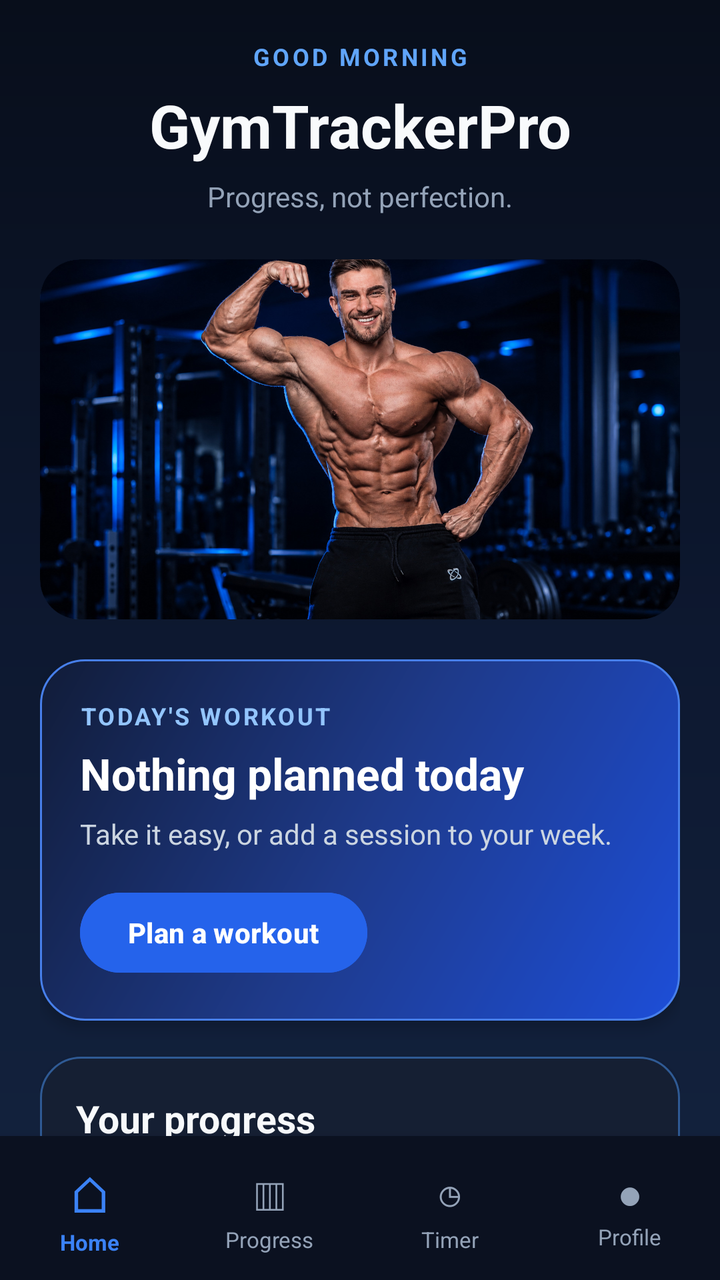
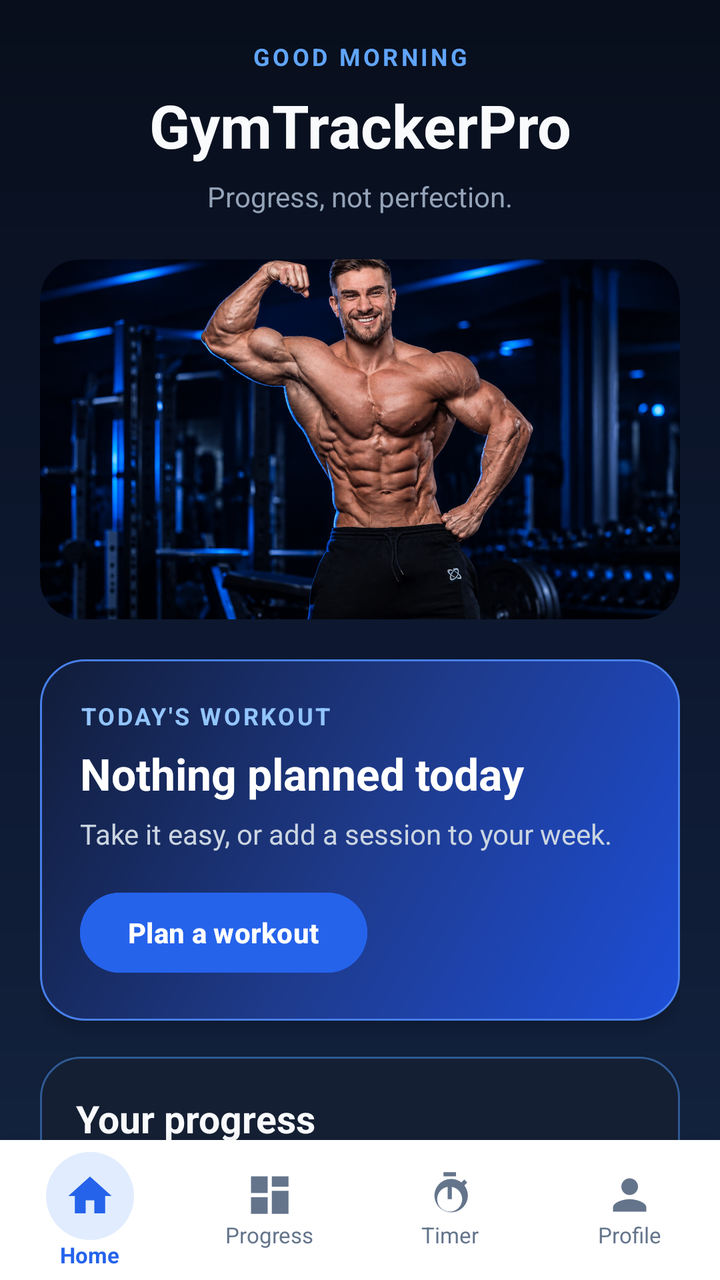

An Android layout rendered at two revisions. The XML below is the earlier revision; the diff shows what the commit changed to produce the second picture.
<!-- AndroidManifest.xml: application theme Theme.GymTrackerPro -->
<!-- res/layout/activity_main.xml -->
<?xml version="1.0" encoding="utf-8"?>
<LinearLayout xmlns:android="http://schemas.android.com/apk/res/android"
    xmlns:app="http://schemas.android.com/apk/res-auto"
    android:layout_width="match_parent"
    android:layout_height="match_parent"
    android:orientation="vertical"
    android:background="@drawable/bg_midnight_gradient">

    
    <ScrollView
        android:id="@+id/scrollHome"
        android:layout_width="match_parent"
        android:layout_height="0dp"
        android:layout_weight="1"
        android:background="@android:color/transparent"
        android:fillViewport="true"
        android:scrollbars="none">

        <LinearLayout
            android:layout_width="match_parent"
            android:layout_height="wrap_content"
            android:orientation="vertical"
            android:padding="20dp">

            
            <LinearLayout
                android:id="@+id/headerRow"
                android:layout_width="match_parent"
                android:layout_height="wrap_content"
                android:layout_marginBottom="22dp"
                android:gravity="center"
                android:orientation="vertical">

                <TextView
                    android:id="@+id/textGreeting"
                    android:layout_width="match_parent"
                    android:layout_height="wrap_content"
                    android:gravity="center"
                    android:letterSpacing="0.12"
                    android:text="GOOD MORNING"
                    android:textColor="#60A5FA"
                    android:textSize="12sp"
                    android:textStyle="bold" />

                <TextView
                    android:layout_width="match_parent"
                    android:layout_height="wrap_content"
                    android:layout_marginTop="6dp"
                    android:gravity="center"
                    android:text="GymTrackerPro"
                    android:textColor="#F8FAFC"
                    android:textSize="30sp"
                    android:textStyle="bold" />

                <TextView
                    android:id="@+id/textMotivation"
                    android:layout_width="match_parent"
                    android:layout_height="wrap_content"
                    android:layout_marginTop="6dp"
                    android:gravity="center"
                    android:text="Progress, not perfection."
                    android:textColor="#94A3B8"
                    android:textSize="14sp" />
            </LinearLayout>

            
            <ImageView
                android:id="@+id/ivFitnessHero"
                android:layout_width="match_parent"
                android:layout_height="180dp"
                android:layout_marginBottom="20dp"
                android:background="@drawable/bg_card"
                android:clipToOutline="true"
                android:contentDescription="Gym fitness banner"
                android:scaleType="centerCrop"
                android:src="@drawable/hero_fitness" />

            
            <LinearLayout
                android:id="@+id/cardToday"
                android:layout_width="match_parent"
                android:layout_height="wrap_content"
                android:background="@drawable/bg_today_card"
                android:clickable="true"
                android:elevation="4dp"
                android:focusable="true"
                android:orientation="vertical"
                android:padding="20dp">

                <TextView
                    android:id="@+id/textTodayLabel"
                    android:layout_width="match_parent"
                    android:layout_height="wrap_content"
                    android:letterSpacing="0.1"
                    android:text="TODAY'S WORKOUT"
                    android:textColor="#93C5FD"
                    android:textSize="12sp"
                    android:textStyle="bold" />

                <TextView
                    android:id="@+id/textTodayTitle"
                    android:layout_width="match_parent"
                    android:layout_height="wrap_content"
                    android:layout_marginTop="6dp"
                    android:text="Nothing planned today"
                    android:textColor="#FFFFFF"
                    android:textSize="22sp"
                    android:textStyle="bold" />

                <TextView
                    android:id="@+id/textTodaySub"
                    android:layout_width="match_parent"
                    android:layout_height="wrap_content"
                    android:layout_marginTop="6dp"
                    android:text="Take it easy, or add a session to your week."
                    android:textColor="#CBD5E1"
                    android:textSize="14sp" />

                <Button
                    android:id="@+id/buttonTodayAction"
                    android:layout_width="wrap_content"
                    android:layout_height="48dp"
                    android:layout_marginTop="16dp"
                    android:backgroundTint="#2563EB"
                    android:text="Plan a workout"
                    android:textAllCaps="false"
                    android:textColor="#FFFFFF"
                    android:textStyle="bold" />
            </LinearLayout>

            
            <LinearLayout
                android:id="@+id/cardStats"
                android:layout_width="match_parent"
                android:layout_height="wrap_content"
                android:layout_marginTop="18dp"
                android:background="@drawable/bg_card"
                android:elevation="3dp"
                android:orientation="vertical"
                android:padding="18dp">

                <TextView
                    android:layout_width="match_parent"
                    android:layout_height="wrap_content"
                    android:text="Your progress"
                    android:textColor="#F8FAFC"
                    android:textSize="19sp"
                    android:textStyle="bold" />

                <LinearLayout
                    android:layout_width="match_parent"
                    android:layout_height="wrap_content"
                    android:layout_marginTop="16dp"
                    android:orientation="horizontal">

                    <LinearLayout
                        android:layout_width="0dp"
                        android:layout_height="wrap_content"
                        android:layout_weight="1"
                        android:gravity="center"
                        android:orientation="vertical">

                        <TextView
                            android:id="@+id/textTotalWorkouts"
                            android:layout_width="wrap_content"
                            android:layout_height="wrap_content"
                            android:text="0"
                            android:textColor="#F8FAFC"
                            android:textSize="23sp"
                            android:textStyle="bold" />

                        <TextView
                            android:layout_width="wrap_content"
                            android:layout_height="wrap_content"
                            android:text="Total"
                            android:textColor="#94A3B8"
                            android:textSize="12sp" />
                    </LinearLayout>

                    <LinearLayout
                        android:layout_width="0dp"
                        android:layout_height="wrap_content"
                        android:layout_weight="1"
                        android:gravity="center"
                        android:orientation="vertical">

                        <TextView
                            android:id="@+id/textCompletedWorkouts"
                            android:layout_width="wrap_content"
                            android:layout_height="wrap_content"
                            android:text="0"
                            android:textColor="#34D399"
                            android:textSize="23sp"
                            android:textStyle="bold" />

                        <TextView
                            android:layout_width="wrap_content"
                            android:layout_height="wrap_content"
                            android:text="Done"
                            android:textColor="#94A3B8"
                            android:textSize="12sp" />
                    </LinearLayout>

                    <LinearLayout
                        android:layout_width="0dp"
                        android:layout_height="wrap_content"
                        android:layout_weight="1"
                        android:gravity="center"
                        android:orientation="vertical">

                        <TextView
                            android:id="@+id/textPlannedWorkouts"
                            android:layout_width="wrap_content"
                            android:layout_height="wrap_content"
                            android:text="0"
                            android:textColor="#60A5FA"
                            android:textSize="23sp"
                            android:textStyle="bold" />

                        <TextView
                            android:layout_width="wrap_content"
                            android:layout_height="wrap_content"
                            android:text="Planned"
                            android:textColor="#94A3B8"
                            android:textSize="12sp" />
                    </LinearLayout>

                    <LinearLayout
                        android:layout_width="0dp"
                        android:layout_height="wrap_content"
                        android:layout_weight="1"
                        android:gravity="center"
                        android:orientation="vertical">

                        <TextView
                            android:id="@+id/textCompletionRate"
                            android:layout_width="wrap_content"
                            android:layout_height="wrap_content"
                            android:text="0%"
                            android:textColor="#FBBF24"
                            android:textSize="23sp"
                            android:textStyle="bold" />

                        <TextView
                            android:layout_width="wrap_content"
                            android:layout_height="wrap_content"
                            android:text="Rate"
                            android:textColor="#94A3B8"
                            android:textSize="12sp" />
                    </LinearLayout>
                </LinearLayout>

                <com.google.android.material.progressindicator.LinearProgressIndicator
                    android:id="@+id/progressCompletion"
                    android:layout_width="match_parent"
                    android:layout_height="wrap_content"
                    android:layout_marginTop="16dp"
                    android:max="100"
                    android:progress="0"
                    app:indicatorColor="#3B82F6"
                    app:trackColor="#0F172A"
                    app:trackCornerRadius="4dp"
                    app:trackThickness="8dp" />

                <TextView
                    android:id="@+id/textProgressCaption"
                    android:layout_width="match_parent"
                    android:layout_height="wrap_content"
                    android:layout_marginTop="10dp"
                    android:text="Add your first workout to start tracking progress."
                    android:textColor="#94A3B8"
                    android:textSize="13sp" />
            </LinearLayout>

            
            <LinearLayout
                android:id="@+id/sectionPrograms"
                android:layout_width="match_parent"
                android:layout_height="wrap_content"
                android:layout_marginTop="24dp"
                android:orientation="vertical">

                <LinearLayout
                    android:layout_width="match_parent"
                    android:layout_height="wrap_content"
                    android:gravity="center_vertical"
                    android:orientation="horizontal">

                    <TextView
                        android:layout_width="0dp"
                        android:layout_height="wrap_content"
                        android:layout_weight="1"
                        android:text="Free Programs"
                        android:textColor="#F8FAFC"
                        android:textSize="20sp"
                        android:textStyle="bold" />

                    <TextView
                        android:id="@+id/textSeeAllPrograms"
                        android:layout_width="wrap_content"
                        android:layout_height="wrap_content"
                        android:padding="6dp"
                        android:text="See all"
                        android:textColor="#60A5FA"
                        android:textSize="14sp"
                        android:textStyle="bold" />
                </LinearLayout>

                <HorizontalScrollView
                    android:layout_width="match_parent"
                    android:layout_height="wrap_content"
                    android:layout_marginTop="10dp"
                    android:clipToPadding="false"
                    android:scrollbars="none">

                    <LinearLayout
                        android:id="@+id/containerPrograms"
                        android:layout_width="wrap_content"
                        android:layout_height="wrap_content"
                        android:orientation="horizontal" />
                </HorizontalScrollView>
            </LinearLayout>

            
            <TextView
                android:layout_width="match_parent"
                android:layout_height="wrap_content"
                android:layout_marginTop="24dp"
                android:layout_marginBottom="10dp"
                android:text="Explore"
                android:textColor="#F8FAFC"
                android:textSize="20sp"
                android:textStyle="bold" />

            <LinearLayout
                android:id="@+id/containerTiles"
                android:layout_width="match_parent"
                android:layout_height="wrap_content"
                android:orientation="vertical" />

            
            <LinearLayout
                android:id="@+id/cardStreak"
                android:layout_width="match_parent"
                android:layout_height="wrap_content"
                android:layout_marginTop="24dp"
                android:layout_marginBottom="8dp"
                android:background="@drawable/bg_training_streak"
                android:elevation="3dp"
                android:gravity="center_vertical"
                android:orientation="horizontal"
                android:padding="18dp">

                <TextView
                    android:layout_width="54dp"
                    android:layout_height="54dp"
                    android:background="#352C1B"
                    android:contentDescription="Training streak"
                    android:gravity="center"
                    android:text="🔥"
                    android:textSize="27sp" />

                <LinearLayout
                    android:layout_width="0dp"
                    android:layout_height="wrap_content"
                    android:layout_marginStart="14dp"
                    android:layout_weight="1"
                    android:orientation="vertical">

                    <TextView
                        android:layout_width="match_parent"
                        android:layout_height="wrap_content"
                        android:text="Training streak"
                        android:textColor="#F8FAFC"
                        android:textSize="17sp"
                        android:textStyle="bold" />

                    <TextView
                        android:layout_width="match_parent"
                        android:layout_height="wrap_content"
                        android:layout_marginTop="4dp"
                        android:text="Keep showing up and build consistency."
                        android:textColor="#94A3B8"
                        android:textSize="12sp" />
                </LinearLayout>

                <LinearLayout
                    android:layout_width="wrap_content"
                    android:layout_height="wrap_content"
                    android:gravity="center"
                    android:orientation="vertical">

                    <TextView
                        android:id="@+id/textStreak"
                        android:layout_width="wrap_content"
                        android:layout_height="wrap_content"
                        android:text="0"
                        android:textColor="#FBBF24"
                        android:textSize="28sp"
                        android:textStyle="bold" />

                    <TextView
                        android:layout_width="wrap_content"
                        android:layout_height="wrap_content"
                        android:letterSpacing="0.08"
                        android:text="DAYS"
                        android:textColor="#94A3B8"
                        android:textSize="10sp"
                        android:textStyle="bold" />
                </LinearLayout>
            </LinearLayout>

            
            <Button
                android:id="@+id/buttonOpenLogin"
                android:layout_width="match_parent"
                android:layout_height="54dp"
                android:layout_marginTop="16dp"
                android:backgroundTint="#2563EB"
                android:text="Login"
                android:textAllCaps="false"
                android:textColor="#FFFFFF"
                android:textSize="15sp"
                android:textStyle="bold" />

            
            <Button
                android:id="@+id/buttonOpenRegister"
                android:layout_width="match_parent"
                android:layout_height="54dp"
                android:layout_marginTop="16dp"
                android:layout_marginBottom="12dp"
                android:backgroundTint="#2563EB"
                android:text="Create Account"
                android:textAllCaps="false"
                android:textColor="#FFFFFF"
                android:textSize="15sp"
                android:textStyle="bold" />

        </LinearLayout>
    </ScrollView>

    
    <LinearLayout
        android:id="@+id/bottomNavigation"
        android:layout_width="match_parent"
        android:layout_height="72dp"
        android:background="#0B1120"
        android:elevation="12dp"
        android:gravity="center"
        android:orientation="horizontal"
        android:paddingTop="6dp"
        android:paddingBottom="6dp">

        
        <LinearLayout
            android:id="@+id/navHome"
            android:layout_width="0dp"
            android:layout_height="match_parent"
            android:layout_weight="1"
            android:gravity="center"
            android:orientation="vertical">

            <TextView
                android:layout_width="wrap_content"
                android:layout_height="wrap_content"
                android:text="⌂"
                android:textColor="#3B82F6"
                android:textSize="25sp" />

            <TextView
                android:layout_width="wrap_content"
                android:layout_height="wrap_content"
                android:text="Home"
                android:textColor="#3B82F6"
                android:textSize="11sp"
                android:textStyle="bold" />
        </LinearLayout>

        
        <LinearLayout
            android:id="@+id/navProgress"
            android:layout_width="0dp"
            android:layout_height="match_parent"
            android:layout_weight="1"
            android:gravity="center"
            android:orientation="vertical">

            <TextView
                android:layout_width="wrap_content"
                android:layout_height="wrap_content"
                android:text="▥"
                android:textColor="#94A3B8"
                android:textSize="23sp" />

            <TextView
                android:layout_width="wrap_content"
                android:layout_height="wrap_content"
                android:text="Progress"
                android:textColor="#94A3B8"
                android:textSize="11sp" />
        </LinearLayout>

        
        <LinearLayout
            android:id="@+id/navTimer"
            android:layout_width="0dp"
            android:layout_height="match_parent"
            android:layout_weight="1"
            android:gravity="center"
            android:orientation="vertical">

            <TextView
                android:layout_width="wrap_content"
                android:layout_height="wrap_content"
                android:text="◷"
                android:textColor="#94A3B8"
                android:textSize="23sp" />

            <TextView
                android:layout_width="wrap_content"
                android:layout_height="wrap_content"
                android:text="Timer"
                android:textColor="#94A3B8"
                android:textSize="11sp" />
        </LinearLayout>

        
        <LinearLayout
            android:id="@+id/navProfile"
            android:layout_width="0dp"
            android:layout_height="match_parent"
            android:layout_weight="1"
            android:gravity="center"
            android:orientation="vertical">

            <TextView
                android:layout_width="wrap_content"
                android:layout_height="wrap_content"
                android:text="●"
                android:textColor="#94A3B8"
                android:textSize="21sp" />

            <TextView
                android:layout_width="wrap_content"
                android:layout_height="wrap_content"
                android:text="Profile"
                android:textColor="#94A3B8"
                android:textSize="11sp" />
        </LinearLayout>

    </LinearLayout>

</LinearLayout>
<!-- resources referenced by this layout -->
<resources>
  <!-- drawable bg_card (drawable) -->
  <?xml version="1.0" encoding="utf-8"?>
  <shape xmlns:android="http://schemas.android.com/apk/res/android" android:shape="rectangle">
      <solid android:color="@color/gt_surface" />
      <corners android:radius="20dp" />
      <stroke android:width="1dp" android:color="@color/gt_stroke" />
  </shape>
  <!-- drawable bg_midnight_gradient (drawable) -->
  <?xml version="1.0" encoding="utf-8"?>
  <shape xmlns:android="http://schemas.android.com/apk/res/android"
      android:shape="rectangle">
  
      <gradient
          android:angle="270"
          android:startColor="#080E1B"
          android:centerColor="#0D1830"
          android:endColor="#142440"
          android:type="linear" />
  
  </shape>
  <!-- drawable bg_training_streak (drawable) -->
  <?xml version="1.0" encoding="utf-8"?>
  <shape xmlns:android="http://schemas.android.com/apk/res/android"
      android:shape="rectangle">
  
      <gradient
          android:startColor="#192563EB"
          android:centerColor="#151F33"
          android:endColor="#102563EB"
          android:angle="135" />
  
      <stroke
          android:width="1.5dp"
          android:color="#603B82F6" />
  
      <corners android:radius="20dp" />
  
  </shape>
  <style name="Theme.GymTrackerPro" parent="Base.Theme.GymTrackerPro" />
  <color name="gt_surface">#151F33</color>
  <color name="gt_stroke">#2F5A94</color>
  <style name="Base.Theme.GymTrackerPro" parent="Theme.Material3.Dark.NoActionBar">
          <item name="colorPrimary">@color/gt_blue</item>
          <item name="colorSurface">@color/gt_surface</item>
          <item name="android:windowBackground">@color/gt_background</item>
  
          
          <item name="android:statusBarColor">@color/gt_background</item>
          <item name="android:navigationBarColor">@color/gt_background</item>
          <item name="android:windowLightStatusBar">false</item>
      </style>
  <color name="gt_blue">#60A5FA</color>
  <color name="gt_background">#0B1120</color>
  <!-- unchanged entries left out for length: 2 -->
</resources>

<!-- the commit's change to res/layout/activity_main.xml (unified diff, before → after) -->
@@ -440,12 +440,13 @@
         </LinearLayout>
     </ScrollView>
 
+
     
     <LinearLayout
         android:id="@+id/bottomNavigation"
         android:layout_width="match_parent"
-        android:layout_height="72dp"
-        android:background="#0B1120"
+        android:layout_height="70dp"
+        android:background="#FFFFFF"
         android:elevation="12dp"
         android:gravity="center"
         android:orientation="horizontal"
@@ -461,18 +462,20 @@
             android:gravity="center"
             android:orientation="vertical">
 
+            <ImageView
+                android:layout_width="44dp"
+                android:layout_height="44dp"
+                android:background="@drawable/bg_nav_icon_glow"
+                android:padding="9dp"
+                android:src="@drawable/ic_nav_home"
+                app:tint="#2563EB"
+                android:contentDescription="Home" />
+
             <TextView
                 android:layout_width="wrap_content"
                 android:layout_height="wrap_content"
-                android:text="⌂"
-                android:textColor="#3B82F6"
-                android:textSize="25sp" />
-
-            <TextView
-                android:layout_width="wrap_content"
-                android:layout_height="wrap_content"
                 android:text="Home"
-                android:textColor="#3B82F6"
+                android:textColor="#2563EB"
                 android:textSize="11sp"
                 android:textStyle="bold" />
         </LinearLayout>
@@ -486,18 +489,18 @@
             android:gravity="center"
             android:orientation="vertical">
 
+            <ImageView
+                android:layout_width="25dp"
+                android:layout_height="25dp"
+                android:src="@drawable/ic_nav_progress"
+                android:tint="#64748B"
+                android:contentDescription="Progress" />
+
             <TextView
                 android:layout_width="wrap_content"
                 android:layout_height="wrap_content"
-                android:text="▥"
-                android:textColor="#94A3B8"
-                android:textSize="23sp" />
-
-            <TextView
-                android:layout_width="wrap_content"
-                android:layout_height="wrap_content"
                 android:text="Progress"
-                android:textColor="#94A3B8"
+                android:textColor="#64748B"
                 android:textSize="11sp" />
         </LinearLayout>
 
@@ -510,18 +513,18 @@
             android:gravity="center"
             android:orientation="vertical">
 
+            <ImageView
+                android:layout_width="25dp"
+                android:layout_height="25dp"
+                android:src="@drawable/ic_nav_timer"
+                android:tint="#64748B"
+                android:contentDescription="Timer" />
+
             <TextView
                 android:layout_width="wrap_content"
                 android:layout_height="wrap_content"
-                android:text="◷"
-                android:textColor="#94A3B8"
-                android:textSize="23sp" />
-
-            <TextView
-                android:layout_width="wrap_content"
-                android:layout_height="wrap_content"
                 android:text="Timer"
-                android:textColor="#94A3B8"
+                android:textColor="#64748B"
                 android:textSize="11sp" />
         </LinearLayout>
 
@@ -534,21 +537,22 @@
             android:gravity="center"
             android:orientation="vertical">
 
+            <ImageView
+                android:layout_width="25dp"
+                android:layout_height="25dp"
+                android:src="@drawable/ic_nav_profile"
+                android:tint="#64748B"
+                android:contentDescription="Profile" />
+
             <TextView
                 android:layout_width="wrap_content"
                 android:layout_height="wrap_content"
-                android:text="●"
-                android:textColor="#94A3B8"
-                android:textSize="21sp" />
-
-            <TextView
-                android:layout_width="wrap_content"
-                android:layout_height="wrap_content"
                 android:text="Profile"
-                android:textColor="#94A3B8"
+                android:textColor="#64748B"
                 android:textSize="11sp" />
         </LinearLayout>
 
     </LinearLayout>
 
+
 </LinearLayout>
<!-- resource entries referenced after the edit -->
@@ -20,6 +20,17 @@
           android:type="linear" />
   
   </shape>
+  <!-- drawable bg_nav_icon_glow (drawable) -->
+  <shape xmlns:android="http://schemas.android.com/apk/res/android"
+      android:shape="oval">
+  
+      <solid android:color="#263B82F6" />
+  
+      <size
+          android:width="44dp"
+          android:height="44dp" />
+  
+  </shape>
   <!-- drawable bg_training_streak (drawable) -->
   <?xml version="1.0" encoding="utf-8"?>
   <shape xmlns:android="http://schemas.android.com/apk/res/android"
@@ -38,6 +49,50 @@
       <corners android:radius="20dp" />
   
   </shape>
+  <!-- drawable ic_nav_home (drawable) -->
+  <vector xmlns:android="http://schemas.android.com/apk/res/android"
+      android:width="24dp"
+      android:height="24dp"
+      android:viewportWidth="24"
+      android:viewportHeight="24">
+  
+      <path
+          android:fillColor="#64748B"
+          android:pathData="M10,20v-6h4v6h5v-8h3L12,3 2,12h3v8z"/>
+  </vector>
+  <!-- drawable ic_nav_profile (drawable) -->
+  <vector xmlns:android="http://schemas.android.com/apk/res/android"
+      android:width="24dp"
+      android:height="24dp"
+      android:viewportWidth="24"
+      android:viewportHeight="24">
+  
+      <path
+          android:fillColor="#64748B"
+          android:pathData="M12,12c2.21,0 4,-1.79 4,-4s-1.79,-4 -4,-4 -4,1.79 -4,4 1.79,4 4,4zM12,14c-2.67,0 -8,1.34 -8,4v2h16v-2c0,-2.66 -5.33,-4 -8,-4z"/>
+  </vector>
+  <!-- drawable ic_nav_progress (drawable) -->
+  <vector xmlns:android="http://schemas.android.com/apk/res/android"
+      android:width="24dp"
+      android:height="24dp"
+      android:viewportWidth="24"
+      android:viewportHeight="24">
+  
+      <path
+          android:fillColor="#64748B"
+          android:pathData="M3,3h8v8H3zM13,3h8v5h-8zM13,10h8v11h-8zM3,13h8v8H3z"/>
+  </vector>
+  <!-- drawable ic_nav_timer (drawable) -->
+  <vector xmlns:android="http://schemas.android.com/apk/res/android"
+      android:width="24dp"
+      android:height="24dp"
+      android:viewportWidth="24"
+      android:viewportHeight="24">
+  
+      <path
+          android:fillColor="#64748B"
+          android:pathData="M15,1H9v2h6V1zM11,14h2V8h-2v6zM19.03,7.39l1.42,-1.42 -1.42,-1.42 -1.42,1.42a8,8 0,1 0,1.42 1.42zM12,20a6,6 0,1 1,0 -12a6,6 0,0 1,0 12z"/>
+  </vector>
   <style name="Theme.GymTrackerPro" parent="Base.Theme.GymTrackerPro" />
   <color name="gt_surface">#151F33</color>
   <color name="gt_stroke">#2F5A94</color>
